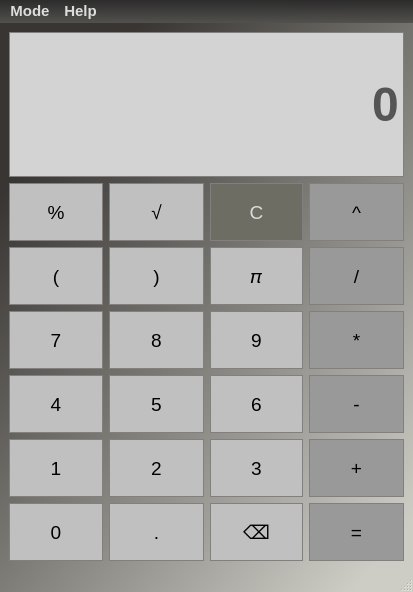
Old version of the form simple_calc/calculator.ui in the repository DetriX-x/cpp-graph-calculator-qt.
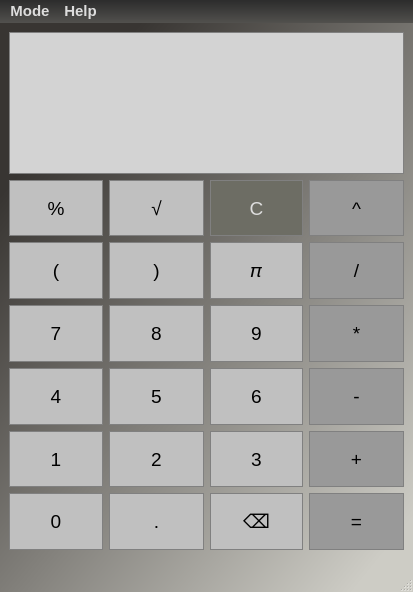
New version of the form.

```diff
--- a/simple_calc/calculator.ui
+++ b/simple_calc/calculator.ui
@@ -268,7 +268,7 @@
 }</string>
       </property>
       <property name="text">
-       <string>0</string>
+       <string/>
       </property>
       <property name="alignment">
        <set>Qt::AlignRight|Qt::AlignTrailing|Qt::AlignVCenter</set>
@@ -1171,7 +1171,18 @@
    <addaction name="menuMode"/>
    <addaction name="menuHelp"/>
   </widget>
-  <widget class="QStatusBar" name="statusbar"/>
+  <widget class="QStatusBar" name="statusbar">
+   <property name="font">
+    <font>
+     <family>Ubuntu</family>
+     <pointsize>18</pointsize>
+     <bold>false</bold>
+    </font>
+   </property>
+   <property name="styleSheet">
+    <string notr="true">color: red;</string>
+   </property>
+  </widget>
  </widget>
  <resources/>
  <connections/>
```
